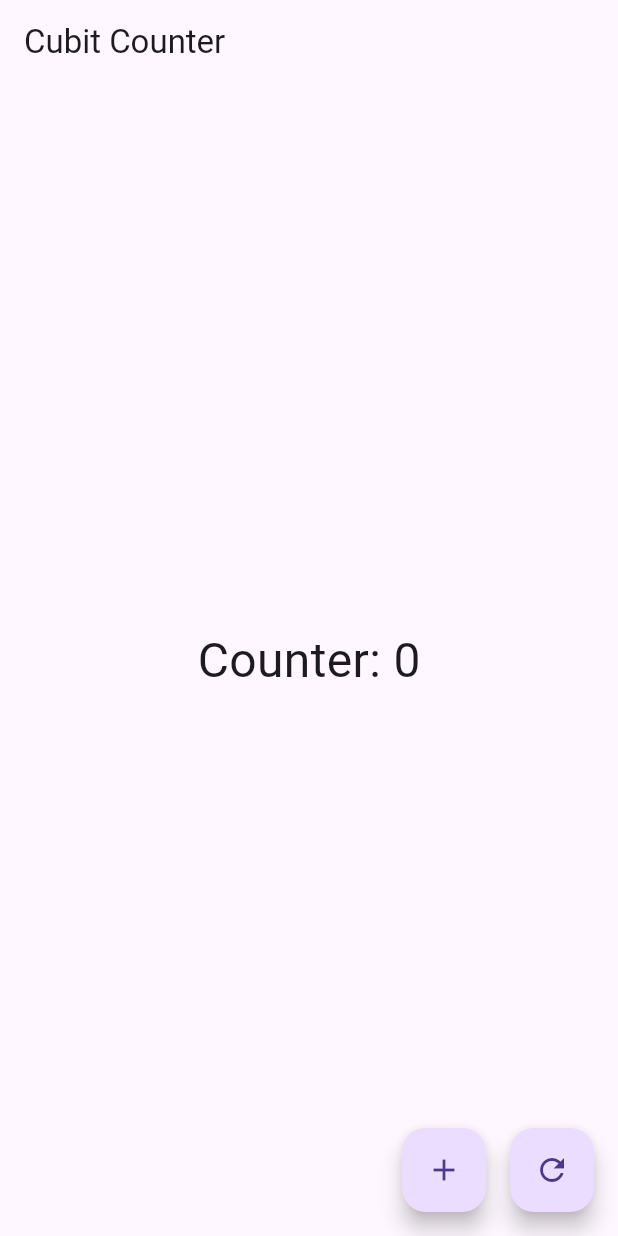
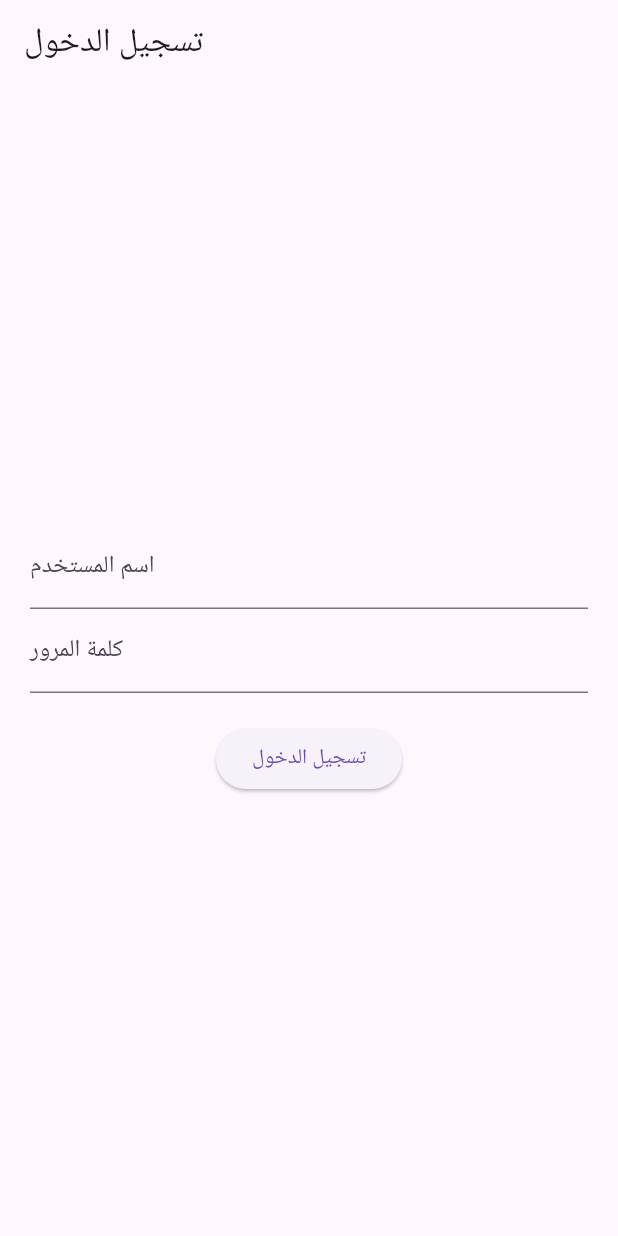
Before and after one commit to itiswd/learn_flutter, a Flutter app: the screen it shows after launch, on a phone screen of 412 x 824 dp. Run offline on Flutter 3.47's test engine with Material 3 defaults, Android fonts, the phone set to English and light mode, and no system bars; our stand-ins replace flutter_bloc.

Commit message:
Implement login functionality using Cubit pattern and remove counter-related code

```diff
--- a/lib/bloc/cubit.dart
+++ /dev/null
@@ -1,9 +0,0 @@
-import 'package:flutter_bloc/flutter_bloc.dart';
-
-class CounterCubit extends Cubit<int> {
-  CounterCubit() : super(0); // الحالة الأولية = 0
-
-  void increment() => emit(state + 1);
-
-  void reset() => emit(0);
-}
--- a/lib/bloc/states.dart
+++ /dev/null
@@ -1,5 +0,0 @@
-class CounterState {
-  final int counter;
-
-  CounterState(this.counter);
-}
--- /dev/null
+++ b/lib/cubit/login_state.dart
@@ -0,0 +1,13 @@
+abstract class LoginState {}
+
+class LoginInitial extends LoginState {}
+
+class LoginLoading extends LoginState {}
+
+class LoginSuccess extends LoginState {}
+
+class LoginError extends LoginState {
+  final String message;
+
+  LoginError(this.message);
+}
--- a/lib/home.dart
+++ /dev/null
@@ -1,40 +0,0 @@
-import 'package:flutter/material.dart';
-import 'package:flutter_bloc/flutter_bloc.dart';
-import 'package:learn_flutter/bloc/cubit.dart';
-
-class MyApp extends StatelessWidget {
-  const MyApp({super.key});
-
-  @override
-  Widget build(BuildContext context) {
-    return MaterialApp(
-      home: Scaffold(
-        appBar: AppBar(title: const Text('Cubit Counter')),
-        body: Center(
-          child: BlocBuilder<CounterCubit, int>(
-            builder: (context, count) {
-              return Text(
-                'Counter: $count',
-                style: const TextStyle(fontSize: 32),
-              );
-            },
-          ),
-        ),
-        floatingActionButton: Row(
-          mainAxisAlignment: MainAxisAlignment.end,
-          children: [
-            FloatingActionButton(
-              onPressed: () => context.read<CounterCubit>().increment(),
-              child: const Icon(Icons.add),
-            ),
-            const SizedBox(width: 16),
-            FloatingActionButton(
-              onPressed: () => context.read<CounterCubit>().reset(),
-              child: const Icon(Icons.refresh),
-            ),
-          ],
-        ),
-      ),
-    );
-  }
-}
--- a/lib/main.dart
+++ b/lib/main.dart
@@ -1,8 +1,18 @@
 import 'package:flutter/material.dart';
 import 'package:flutter_bloc/flutter_bloc.dart';
-import 'package:learn_flutter/bloc/cubit.dart';
-import 'package:learn_flutter/home.dart';
+
+import 'cubit/login_cubit.dart';
+import 'screens/login_page.dart';
 
 void main() {
-  runApp(BlocProvider(create: (_) => CounterCubit(), child: const MyApp()));
+  runApp(BlocProvider(create: (_) => LoginCubit(), child: const MyApp()));
 }
+
+class MyApp extends StatelessWidget {
+  const MyApp({super.key});
+
+  @override
+  Widget build(BuildContext context) {
+    return MaterialApp(title: 'Login with Cubit', home: const LoginPage());
+  }
+}
--- /dev/null
+++ b/lib/screens/login_page.dart
@@ -0,0 +1,78 @@
+import 'package:flutter/material.dart';
+import 'package:flutter_bloc/flutter_bloc.dart';
+
+import '../cubit/login_cubit.dart';
+import '../cubit/login_state.dart';
+
+class LoginPage extends StatefulWidget {
+  const LoginPage({super.key});
+
+  @override
+  State<LoginPage> createState() => _LoginPageState();
+}
+
+class _LoginPageState extends State<LoginPage> {
+  final usernameController = TextEditingController();
+  final passwordController = TextEditingController();
+
+  void _login(BuildContext context) {
+    final username = usernameController.text.trim();
+    final password = passwordController.text.trim();
+    context.read<LoginCubit>().login(username, password);
+  }
+
+  @override
+  Widget build(BuildContext context) {
+    return Scaffold(
+      appBar: AppBar(title: const Text("تسجيل الدخول")),
+      body: Padding(
+        padding: const EdgeInsets.all(20),
+        child: BlocConsumer<LoginCubit, LoginState>(
+          listener: (context, state) {
+            if (state is LoginSuccess) {
+              ScaffoldMessenger.of(context).showSnackBar(
+                const SnackBar(content: Text('تم تسجيل الدخول بنجاح')),
+              );
+            } else if (state is LoginError) {
+              ScaffoldMessenger.of(
+                context,
+              ).showSnackBar(SnackBar(content: Text(state.message)));
+            }
+          },
+          builder: (context, state) {
+            if (state is LoginLoading) {
+              return const Center(child: CircularProgressIndicator());
+            }
+
+            return Column(
+              mainAxisAlignment: MainAxisAlignment.center,
+              children: [
+                TextField(
+                  controller: usernameController,
+                  decoration: const InputDecoration(labelText: 'اسم المستخدم'),
+                ),
+                TextField(
+                  controller: passwordController,
+                  obscureText: true,
+                  decoration: const InputDecoration(labelText: 'كلمة المرور'),
+                ),
+                const SizedBox(height: 20),
+                ElevatedButton(
+                  onPressed: () => _login(context),
+                  child: const Text('تسجيل الدخول'),
+                ),
+              ],
+            );
+          },
+        ),
+      ),
+    );
+  }
+
+  @override
+  void dispose() {
+    usernameController.dispose();
+    passwordController.dispose();
+    super.dispose();
+  }
+}
--- a/pubspec.yaml
+++ b/pubspec.yaml
@@ -36,6 +36,7 @@ dependencies:
   cupertino_icons: ^1.0.8
   provider: ^6.1.5
   flutter_bloc: ^9.1.1
+  http: ^1.4.0
 
 dev_dependencies:
   flutter_test:
```
Also changed, not shown: lib/cubit/login_cubit.dart (added, +33 -0 lines), pubspec.lock.
